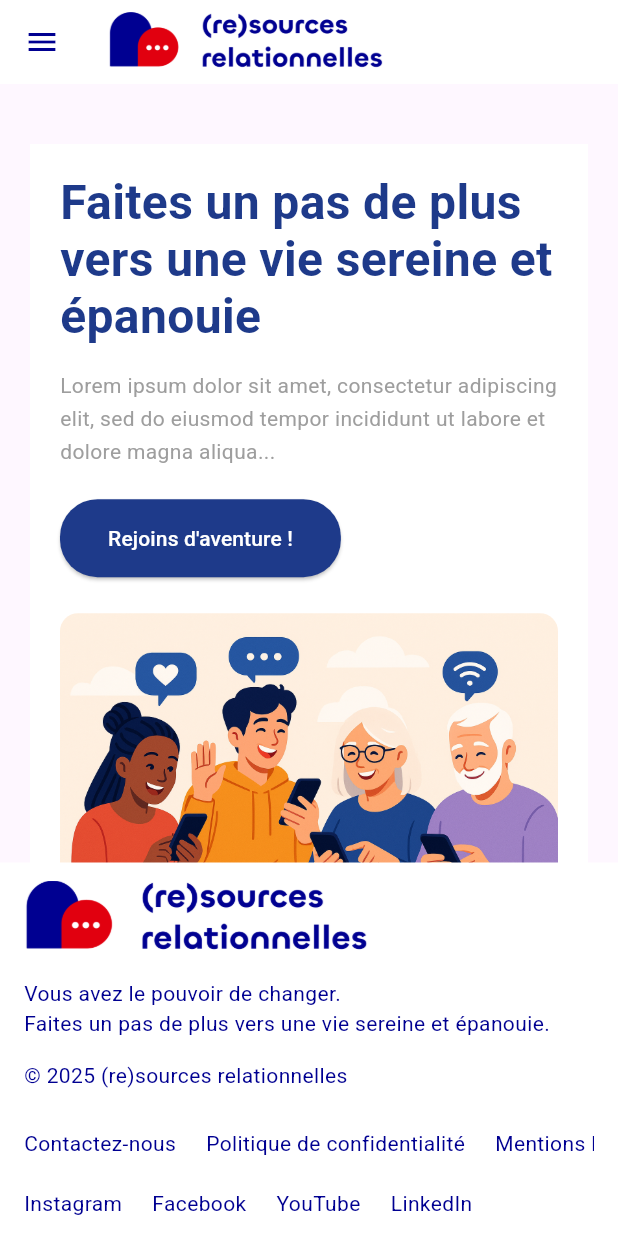
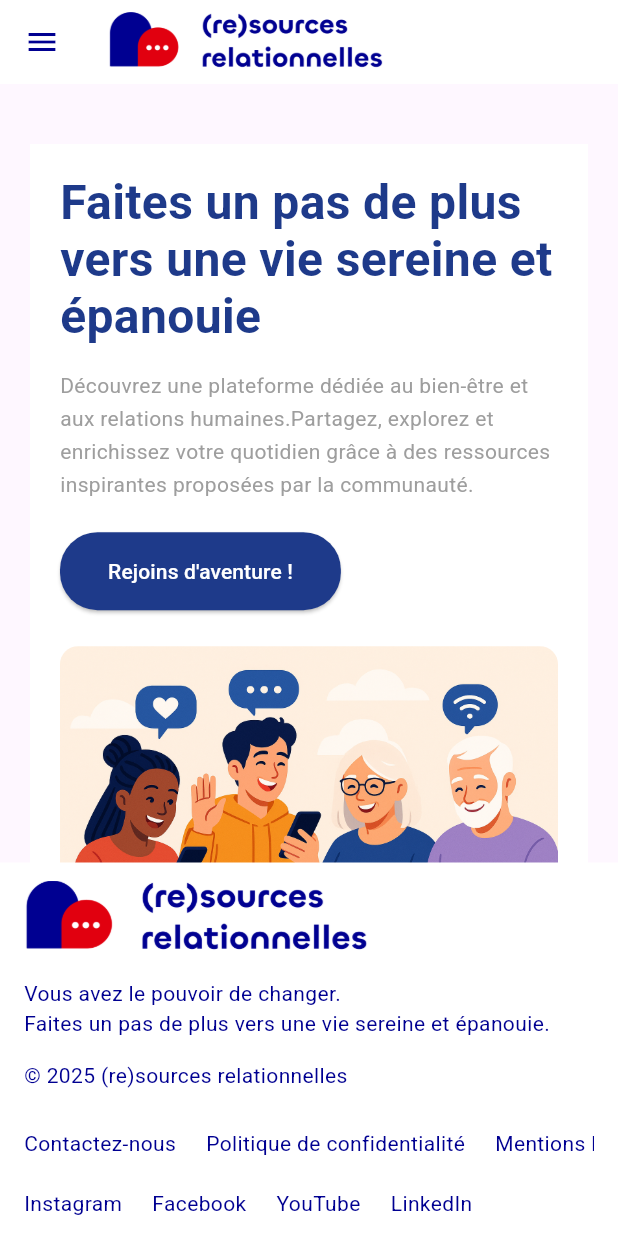
Before and after one commit to SNEUUD/cesi-resources, a Flutter app: the screen it shows after launch, on a phone screen of 412 x 824 dp. Run offline on Flutter 3.47's test engine with Material 3 defaults, Android fonts, the phone set to English and light mode, and no system bars; our stand-ins replace image_picker, shared_preferences.

Commit message:
final final

```diff
--- a/lib/main.dart
+++ b/lib/main.dart
@@ -1,6 +1,7 @@
 import 'package:flutter/material.dart';
 import 'package:resources/view/layout/footer.dart';
 import 'view/layout/header.dart';
+import 'package:resources/view/auth/register_view.dart';
 
 void main() {
   runApp(const MainApp());
@@ -45,7 +46,9 @@
                 padding: isMobile
                     ? const EdgeInsets.all(20)
                     : const EdgeInsets.all(40),
-                child: isMobile ? _buildMobileContent() : _buildDesktopContent(),
+                child: isMobile
+                    ? _buildMobileContent(context)
+                    : _buildDesktopContent(context),
               ),
             ),
           ),
@@ -55,13 +58,13 @@
     );
   }
 
-  Widget _buildDesktopContent() {
+  Widget _buildDesktopContent(BuildContext context) {
     return Row(
       crossAxisAlignment: CrossAxisAlignment.start,
       children: [
         Expanded(
           flex: 2,
-          child: _buildTextColumn(fontSizeTitle: 48, fontSizeText: 16, spacing: 24),
+          child: _buildTextColumn(context, fontSizeTitle: 48, fontSizeText: 16, spacing: 24),
         ),
         const SizedBox(width: 60),
         Expanded(
@@ -72,18 +75,21 @@
     );
   }
 
-  Widget _buildMobileContent() {
+  Widget _buildMobileContent(BuildContext context) {
     return Column(
       crossAxisAlignment: CrossAxisAlignment.start,
       children: [
-        _buildTextColumn(fontSizeTitle: 32, fontSizeText: 14, spacing: 16),
+        _buildTextColumn(context, fontSizeTitle: 32, fontSizeText: 14, spacing: 16),
         const SizedBox(height: 24),
         _buildImage(),
       ],
     );
   }
 
-  Widget _buildTextColumn({required double fontSizeTitle, required double fontSizeText, required double spacing}) {
+  Widget _buildTextColumn(BuildContext context,
+      {required double fontSizeTitle,
+      required double fontSizeText,
+      required double spacing}) {
     return Column(
       crossAxisAlignment: CrossAxisAlignment.start,
       children: [
@@ -98,7 +104,7 @@
         ),
         SizedBox(height: spacing),
         Text(
-          'Lorem ipsum dolor sit amet, consectetur adipiscing elit, sed do eiusmod tempor incididunt ut labore et dolore magna aliqua...',
+          'Découvrez une plateforme dédiée au bien-être et aux relations humaines.Partagez, explorez et enrichissez votre quotidien grâce à des ressources inspirantes proposées par la communauté.',
           style: TextStyle(
             fontSize: fontSizeText,
             color: Colors.grey,
@@ -107,11 +113,17 @@
         ),
         SizedBox(height: spacing * 1.3),
         ElevatedButton(
-          onPressed: () {},
+          onPressed: () {
+            Navigator.push(
+              context,
+              MaterialPageRoute(builder: (_) => const RegisterPage()),
+            );
+          },
           style: ElevatedButton.styleFrom(
             backgroundColor: const Color(0xFF1E3A8A),
             foregroundColor: Colors.white,
-            padding: const EdgeInsets.symmetric(horizontal: 32, vertical: 16),
+            padding:
+                const EdgeInsets.symmetric(horizontal: 32, vertical: 16),
             shape: RoundedRectangleBorder(
               borderRadius: BorderRadius.circular(25),
             ),
--- a/lib/view/profile_view.dart
+++ b/lib/view/profile_view.dart
@@ -131,6 +131,7 @@
     try {
       final response = await http.put(
         Uri.parse('http://chris-crp.freeboxos.fr:3000/profil/$userId/edit'),
+
         headers: <String, String>{
           'Content-Type': 'application/json; charset=UTF-8',
         },
@@ -311,7 +312,7 @@
                   const SizedBox(height: 16),
                   // Paragraphe d'introduction
                   Text(
-                    'Lorem ipsum dolor sit amet, consectetur adipiscing elit, sed do eiusmod tempor incididunt ut labore et dolore magna aliqua. Ut enim ad minim veniam, quis nostrud exercitation ullamco laboris nisi ut aliquip ex ea commodo consequat. Duis aute irure dolor in reprehenderit in voluptate velit esse cillum dolore eu fugiat nulla pariatur. Excepteur sint occaecat cupidatat non proident, sunt in culpa qui officia deserunt mollit anim id est laborum.',
+                    'Bienvenue dans votre espace personnel. Ici, vous pouvez consulter et modifier vos informations de profil, gérer vos ressources partagées, ainsi que mettre à jour votre mot de passe pour sécuriser votre compte.',
                     style: TextStyle(
                       fontSize: isMobile ? 12 : 14,
                       color: Color(0xFF0000A0), // Bleu foncé
@@ -405,7 +406,7 @@
                         Padding(
                           padding: EdgeInsets.symmetric(horizontal: horizontalPadding),
                           child: Text(
-                            'Lorem ipsum dolor sit amet, consectetur adipiscing elit, sed do eiusmod tempor incididunt ut labore et dolore magna aliqua. Ut enim ad minim veniam, quis nostrud exercitation ullamco laboris nisi ut aliquip ex ea commodo consequat.',
+                            'Vos informations sont confidentielles et utilisées uniquement dans le cadre de la plateforme (RE)SOURCES RELATIONNELLES. Vous avez la possibilité de les modifier à tout moment.',
                             style: TextStyle(
                               fontSize: isMobile ? 12 : 14,
                               color: Color(0xFF0000A0), // Bleu foncé
```
